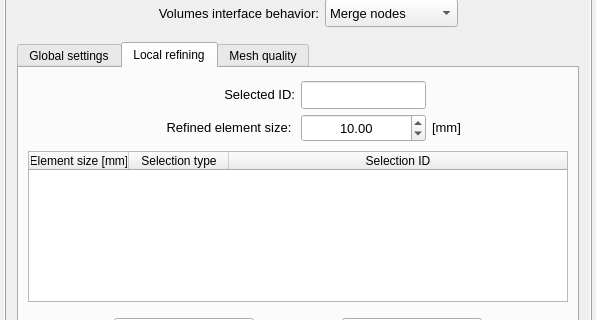
First picture: the form in vibra/interface/data/ui_files/mesh/mesher_setup_inputs.ui, repository MOPT-UFSC/VIBRA, before the edit; both pictures show x 0 to 596 and y 167 to 487 of the 596 by 603 pixel window.
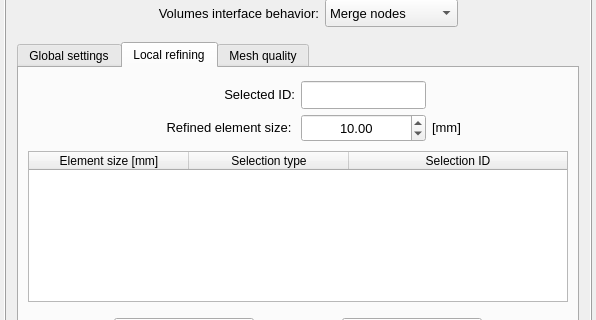
Second picture: the form after the edit. The open tabs and pages were chosen to show the change. Icons and pictures are not drawn.

Commit message: Move tableWidget_mesh_quality configuration to ui file

```diff
--- a/vibra/interface/data/ui_files/mesh/mesher_setup_inputs.ui
+++ b/vibra/interface/data/ui_files/mesh/mesher_setup_inputs.ui
@@ -1294,6 +1294,9 @@
                <property name="showGrid">
                 <bool>false</bool>
                </property>
+               <attribute name="horizontalHeaderDefaultSectionSize">
+                <number>160</number>
+               </attribute>
                <attribute name="horizontalHeaderStretchLastSection">
                 <bool>true</bool>
                </attribute>
```
Left out of the diff: 5 changed lines with no effect on the pictures. The commit also changes 2 other files.
